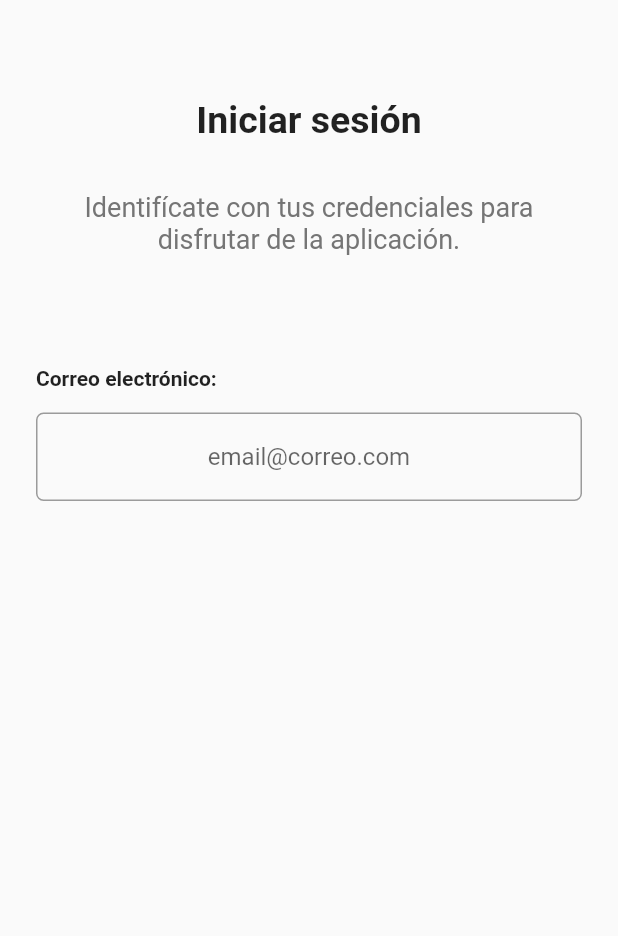
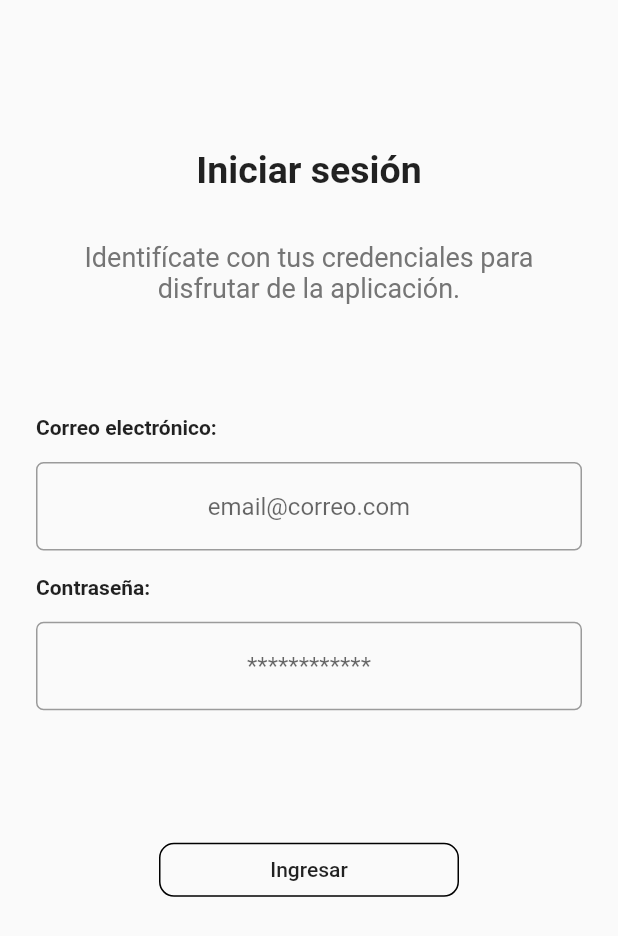
Before and after one commit to svelandiac/heed_SIIGO_hackathon, a Flutter app: the screen it shows after launch, on a phone screen of 412 x 824 dp. Shown: the top 936 px of the screen. Run offline on Flutter 3.47's test engine with Material 2 defaults, Android fonts, the phone set to English and light mode, and no system bars.

Commit message:
Login UI Complete

```diff
--- /dev/null
+++ b/lib/ui/common-widgets/essentials/app_button.dart
@@ -0,0 +1,31 @@
+import 'package:flutter/material.dart';
+
+class AppButton extends StatelessWidget {
+
+  // This widget will create a custom button for this application.
+  // Just pass it the title and the callback function.
+
+  AppButton({
+    this.width = 200,
+    this.onPressed,
+    this.text
+  });
+
+  final double width;
+  final Function onPressed;
+  final String text;
+
+  @override
+  Widget build(BuildContext context) {
+    return Container(
+      width: width,
+      child: OutlineButton(
+        child: Text(text),
+        shape: RoundedRectangleBorder(borderRadius: new BorderRadius.circular(10.0)),
+        borderSide: BorderSide(color: Colors.black, style: BorderStyle.solid),
+        highlightedBorderColor: Colors.black,
+        onPressed: onPressed,
+      ),
+    );
+  }
+}
--- a/lib/ui/common-widgets/essentials/app_text_field.dart
+++ b/lib/ui/common-widgets/essentials/app_text_field.dart
@@ -7,17 +7,20 @@ class AppTextField extends StatelessWidget {
 
   AppTextField({
     this.controller,
-    this.hintText
+    this.hintText,
+    this.password = false
   });
 
   final TextEditingController controller;
   final String hintText;
+  final bool password;
 
   @override
   Widget build(BuildContext context) {
     return TextField(
       controller: this.controller,
       textAlign: TextAlign.center,
+      obscureText: this.password,
       decoration: new InputDecoration(
         hintText: hintText,
         border: new OutlineInputBorder(
--- a/lib/ui/login/login_screen.dart
+++ b/lib/ui/login/login_screen.dart
@@ -1,4 +1,5 @@
 import 'package:flutter/material.dart';
+import 'package:heed/ui/common-widgets/essentials/app_button.dart';
 import 'package:heed/ui/common-widgets/essentials/app_text.dart';
 import 'package:heed/ui/common-widgets/essentials/app_text_field.dart';
 import 'package:heed/ui/common-widgets/essentials/safe_screen.dart';
@@ -14,9 +15,19 @@ class _LoginScreenState extends State<LoginScreen> {
   // Variables declaration
   MediaQueryData _mediaQueryData; // We will use it to know the screen's size, and to make a responsive application
   AppText _appText; // We will use it for strings into the app
-  TextEditingController _emailController;
+  TextEditingController _emailController; // Textfield controller where we will save the user's input
+  TextEditingController _passwordController;  // Textfield controller where we will save the user's input
 
   static const _defaultMargin = 24.0;
+
+  void submit() {
+    print('''
+
+      Login information:
+        Username: ${_emailController.text}
+        Password: ${_passwordController.text}
+    ''');
+  }
 
   Widget _buildTitle() {
     return Center(
@@ -55,6 +66,35 @@ class _LoginScreenState extends State<LoginScreen> {
     );
   }
 
+  Widget _buildPasswordField() {
+    return Padding(
+      padding: const EdgeInsets.only(left: _defaultMargin, right: _defaultMargin),
+      child: Column(
+        crossAxisAlignment: CrossAxisAlignment.start,
+        children: <Widget>[
+          _appText.textFieldTitle(text: 'Contraseña:'),
+          SizedBox(
+            height: 15.0,
+          ),
+          AppTextField(
+            controller: _passwordController,
+            hintText: '************',
+            password: true,
+          )
+        ],
+      ),
+    );
+  }
+
+  Widget _buildSubmitButton() {
+    return Center(
+      child: AppButton(
+        text: 'Ingresar',
+        onPressed: submit,
+      ),
+    );
+  }
+
   Widget _buildBody() {
     return SafeScreen(
       body: SingleChildScrollView(
@@ -62,7 +102,7 @@ class _LoginScreenState extends State<LoginScreen> {
           crossAxisAlignment: CrossAxisAlignment.start,
           children: <Widget>[
             SizedBox(
-              height: _mediaQueryData.size.height * 0.08,
+              height: _mediaQueryData.size.height * 0.12,
             ),
             _buildTitle(),
             SizedBox(
@@ -72,7 +112,15 @@ class _LoginScreenState extends State<LoginScreen> {
             SizedBox(
               height: _mediaQueryData.size.height * 0.09,
             ),
-            _buildEmailField()
+            _buildEmailField(),
+            SizedBox(
+              height: _mediaQueryData.size.height * 0.02,
+            ),
+            _buildPasswordField(),
+            SizedBox(
+              height: _mediaQueryData.size.height * 0.1,
+            ),
+            _buildSubmitButton()
           ],
         ),
       ),
@@ -82,6 +130,11 @@ class _LoginScreenState extends State<LoginScreen> {
   @override
   void initState() {
     super.initState();
+
+    // Constant variables initialization
+    _appText = AppText();
+    _emailController = TextEditingController();
+    _passwordController = TextEditingController();
   }
 
   @override
@@ -89,7 +142,6 @@ class _LoginScreenState extends State<LoginScreen> {
 
     // Variables initialization
     _mediaQueryData = MediaQuery.of(context);
-    _appText = AppText();
 
     // Build the screen
     return _buildBody();
```
